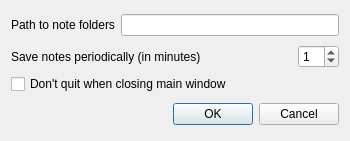
The window that src/ui/preferences.ui (hakaishi/nobleNote) describes before a commit, drawn with Qt 5.
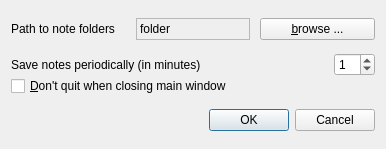
The same window after the commit. Icons and pictures are not drawn.

Commit message: Added QFileDialog. TODO: nobleNote won't change into the newly set directory immediately.

What changed in the file:
```diff
--- a/src/ui/preferences.ui
+++ b/src/ui/preferences.ui
@@ -6,32 +6,32 @@
    <rect>
     <x>0</x>
     <y>0</y>
-    <width>350</width>
-    <height>141</height>
+    <width>386</width>
+    <height>149</height>
    </rect>
   </property>
   <property name="windowTitle">
    <string>Preferences</string>
   </property>
   <layout class="QGridLayout" name="gridLayout">
-   <item row="0" column="0">
-    <widget class="QLabel" name="label">
-     <property name="text">
-      <string>Path to note folders</string>
-     </property>
-    </widget>
-   </item>
-   <item row="0" column="1">
-    <widget class="QLineEdit" name="lineEdit"/>
-   </item>
-   <item row="2" column="0" colspan="2">
+   <property name="horizontalSpacing">
+    <number>10</number>
+   </property>
+   <item row="2" column="0" colspan="3">
     <widget class="QDialogButtonBox" name="buttonBox">
      <property name="standardButtons">
       <set>QDialogButtonBox::Cancel|QDialogButtonBox::Ok</set>
      </property>
     </widget>
    </item>
-   <item row="1" column="0" colspan="2">
+   <item row="0" column="2">
+    <widget class="QPushButton" name="browseButton">
+     <property name="text">
+      <string>&amp;browse ...</string>
+     </property>
+    </widget>
+   </item>
+   <item row="1" column="0" colspan="3">
     <layout class="QGridLayout" name="gridLayout_2">
      <item row="0" column="0">
       <widget class="QLabel" name="label_2">
@@ -66,12 +66,29 @@
      <item row="1" column="0" colspan="3">
       <widget class="QCheckBox" name="dontQuit">
        <property name="text">
-        <string>Don't quit when closing main window</string>
+        <string>&amp;Don't quit when closing main window</string>
        </property>
       </widget>
      </item>
     </layout>
    </item>
+   <item row="0" column="0">
+    <widget class="QLabel" name="label">
+     <property name="text">
+      <string>Path to note folders</string>
+     </property>
+    </widget>
+   </item>
+   <item row="0" column="1">
+    <widget class="QLabel" name="pathLabel">
+     <property name="frameShape">
+      <enum>QFrame::StyledPanel</enum>
+     </property>
+     <property name="text">
+      <string>folder</string>
+     </property>
+    </widget>
+   </item>
   </layout>
  </widget>
  <tabstops>
```
Left out of the diff: 9 changed lines with no effect on the pictures. The commit also changes 2 other files.
